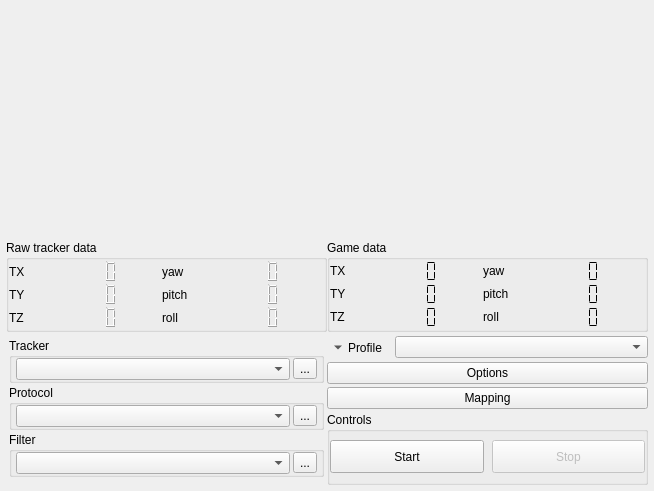
opentrack/opentrack, file gui/main.ui: the form before one commit.
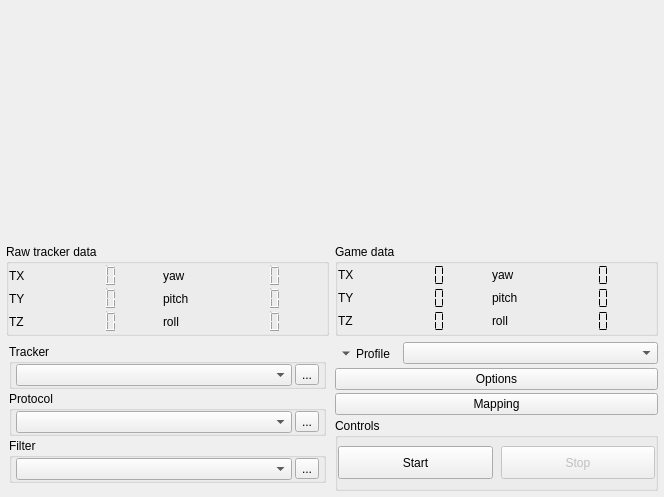
The form after the commit. Icons and pictures are not drawn. Custom widgets are drawn as their Qt base class.

Commit message: ui: adjust margin

The edit to the form file:
```diff
--- a/gui/main.ui
+++ b/gui/main.ui
@@ -7,8 +7,8 @@
    <rect>
     <x>0</x>
     <y>0</y>
-    <width>654</width>
-    <height>485</height>
+    <width>664</width>
+    <height>497</height>
    </rect>
   </property>
   <property name="windowIcon">
@@ -88,7 +88,7 @@
            <number>0</number>
           </property>
           <property name="bottomMargin">
-           <number>0</number>
+           <number>4</number>
           </property>
           <item>
            <widget class="QFrame" name="video_feed">
@@ -194,7 +194,7 @@
          </property>
          <layout class="QHBoxLayout" name="horizontalLayout_3">
           <property name="spacing">
-           <number>0</number>
+           <number>6</number>
           </property>
           <property name="leftMargin">
            <number>0</number>
@@ -206,7 +206,7 @@
            <number>0</number>
           </property>
           <property name="bottomMargin">
-           <number>4</number>
+           <number>6</number>
           </property>
           <item>
            <widget class="QGroupBox" name="box_raw_headpose">
@@ -845,7 +845,7 @@
            <number>0</number>
           </property>
           <property name="spacing">
-           <number>0</number>
+           <number>6</number>
           </property>
           <item row="0" column="0">
            <widget class="QFrame" name="frame_2">
```
